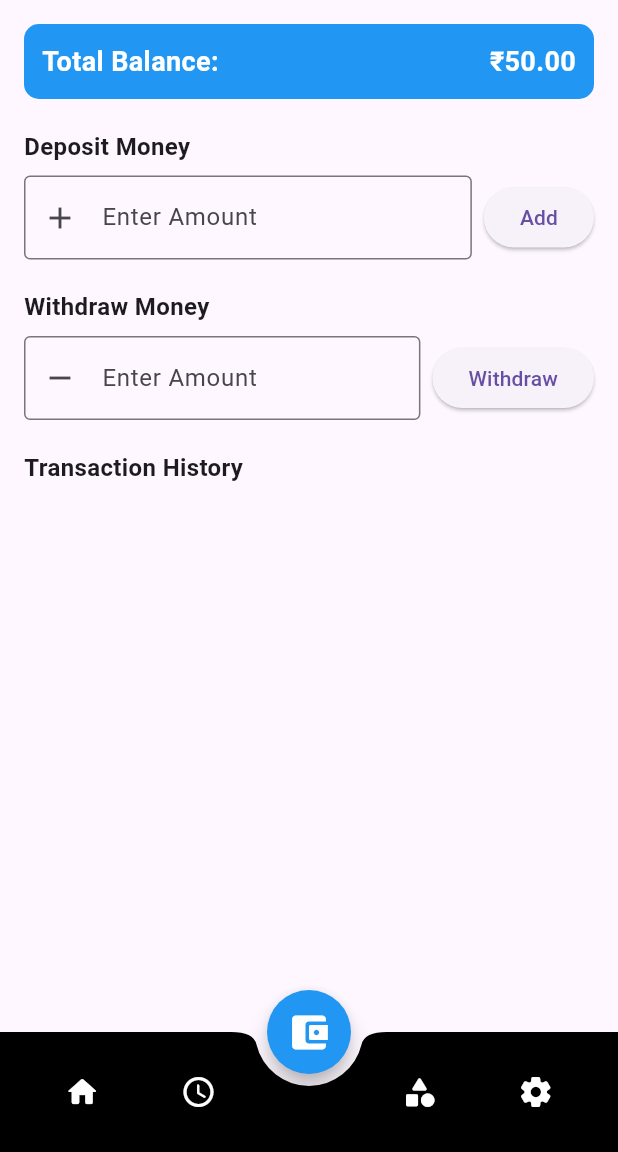
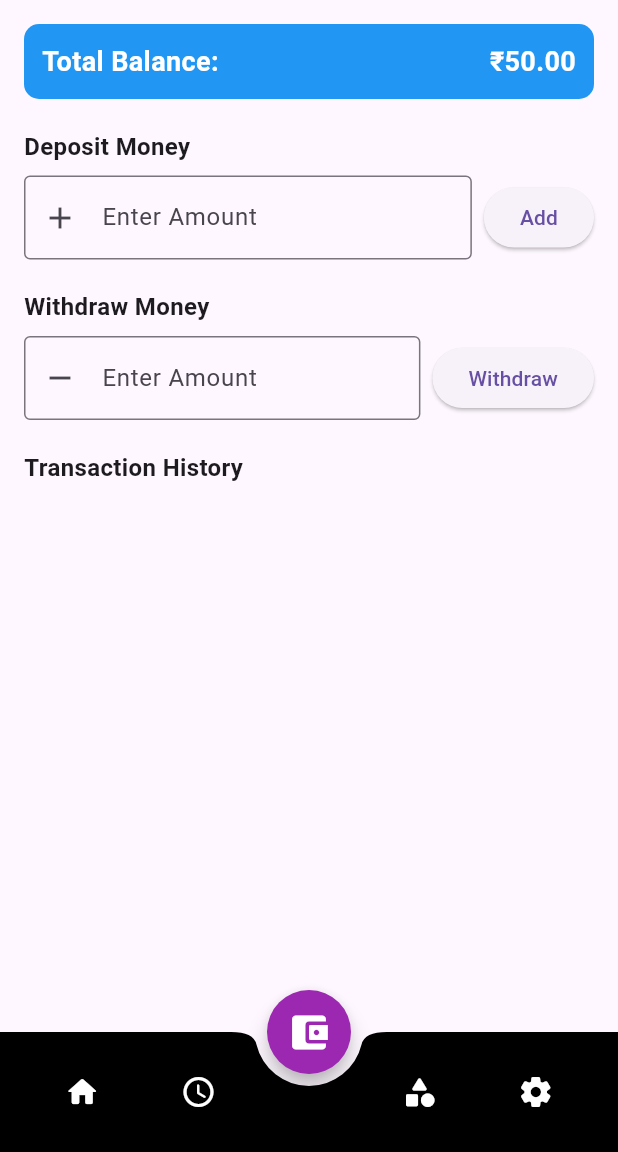
Before and after one commit to cosmic-pvt/bgmi, a Flutter app: the HomeScreen screen opened directly with empty values, item 2 of the bottom bar chosen, after a tap on the "account balance wallet" icon, on a phone screen of 412 x 824 dp, the part 84-1236 px from its top. Run offline on Flutter 3.47's test engine with Material 3 defaults, Android fonts, the phone set to English and light mode, and no system bars; our stand-ins replace shared_preferences; accounts and stored records are empty.

Commit message:
home screen wallet btn icon color

```diff
--- a/lib/Screens/home_screen.dart
+++ b/lib/Screens/home_screen.dart
@@ -79,7 +79,7 @@ class _HomeScreenState extends State<HomeScreen> {
       ),
       floatingActionButton: FloatingActionButton(
         onPressed: () => onItemTapped(2),
-        backgroundColor: Colors.blue,
+        backgroundColor: Colors.purple,
         shape: CircleBorder(),
         child: Icon(
           Icons.account_balance_wallet_rounded,
```
